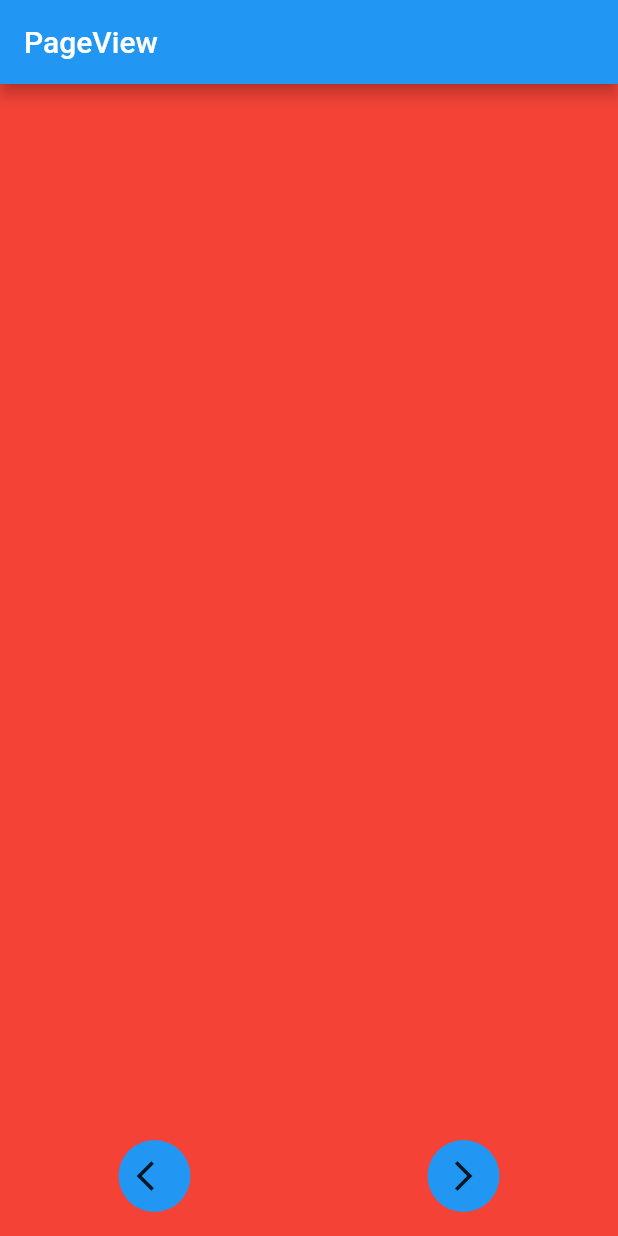
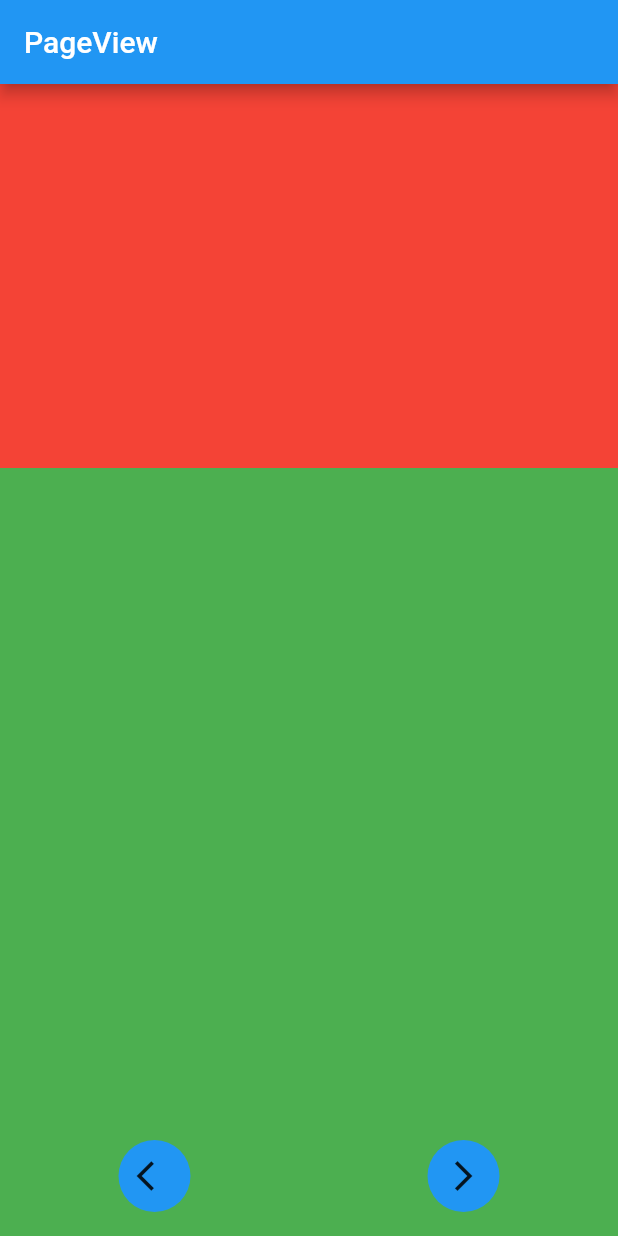
Before and after one commit to dan7sc/flutter-class-example-tabbar, a Flutter app: the screen it shows after launch, swiped to page 2, on a phone screen of 412 x 824 dp. Run offline on Flutter 3.47's test engine with Material 2 defaults, Android fonts, the phone set to English and light mode, and no system bars.

Commit message:
Add Flex

```diff
--- a/lib/home_page.dart
+++ b/lib/home_page.dart
@@ -30,8 +30,29 @@ class _MyHomePageState extends State<MyHomePage> {
         controller: _pageController,
         children: [
           CounterPage(counter: _counter),
-          Expanded(child: Container(color: Colors.red)),
-          Expanded(child: Container(color: Colors.green)),
+          Flex(
+            direction: Axis.vertical,
+            children: [
+              Expanded(
+                flex: 1,
+                child: Container(color: Colors.red)),
+              Expanded(
+                flex: 2,
+                child: Container(color: Colors.green)),
+            ],
+          ),
+          Flex(
+            direction: Axis.vertical,
+            children: [
+              Expanded(flex: 1, child: Container(color: Colors.green)),
+            ],
+          ),
+          Flex(
+            direction: Axis.vertical,
+            children: [
+              Expanded(flex: 1, child: Container(color: Colors.red)),
+            ],
+          ),
           CounterPage(counter: _counter),
         ],
       ),
```
